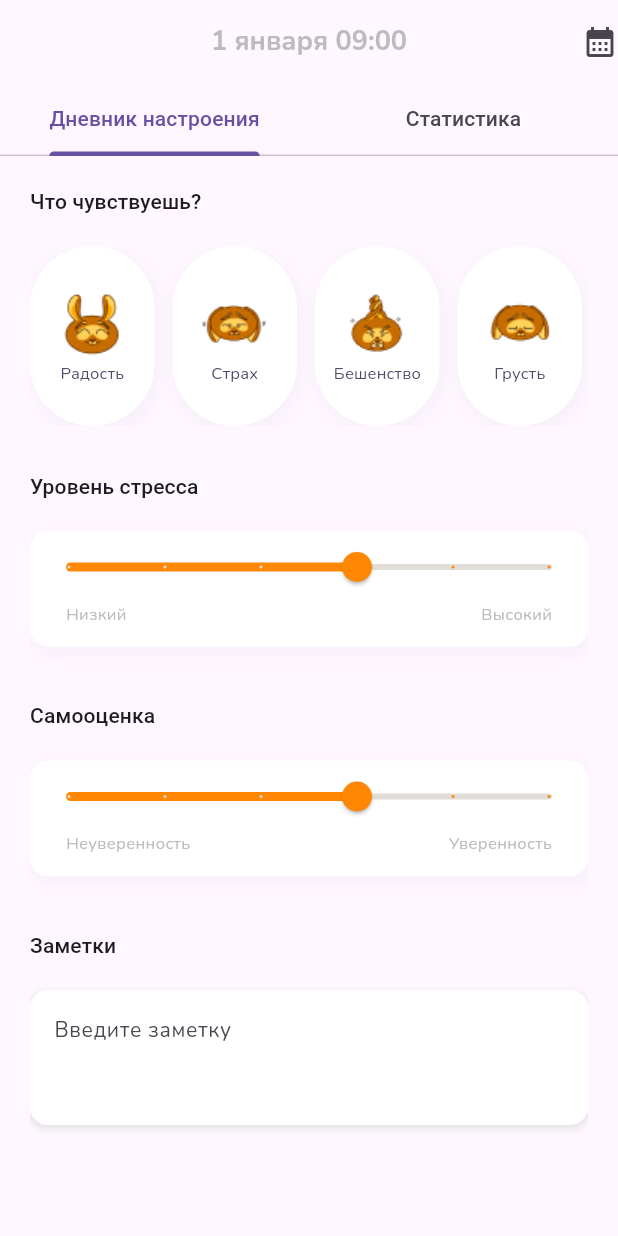
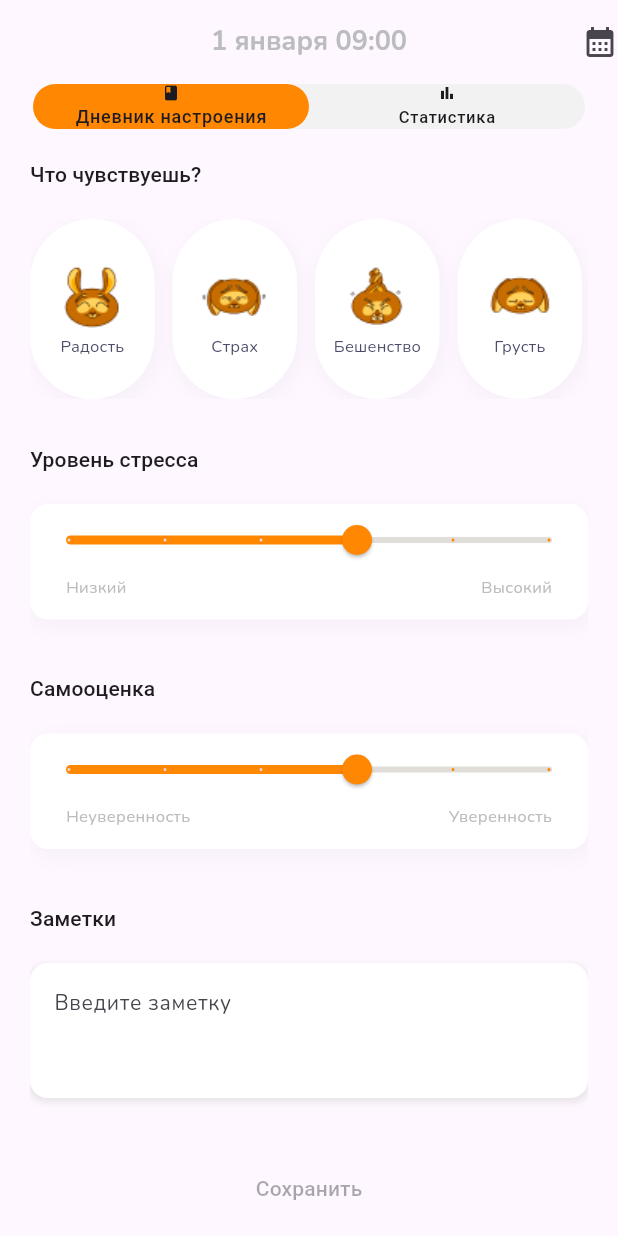
Before and after one commit to gabralava/tz, a Flutter app: the screen it shows after launch, on a phone screen of 412 x 824 dp. Run offline on Flutter 3.47's test engine with Material 3 defaults, Android fonts, the phone set to English and light mode, and no system bars.

Commit message:
Переделал tabbar

```diff
--- a/lib/main.dart
+++ b/lib/main.dart
@@ -14,11 +14,10 @@
   Widget build(BuildContext context) {
     return MaterialApp(
       theme: ThemeDataStyle.light,
-      home: CustomTabBar(),
+      home: const CustomTabBar(),
     );
   }
 }
-
 
 class CustomTabBar extends StatelessWidget {
   const CustomTabBar({super.key});
@@ -29,18 +28,49 @@
       length: 2,
       child: Scaffold(
         appBar: AppBar(
-          title: Text('1 января 09:00', style: Theme.of(context).textTheme.headlineLarge,),
+          title: Text(
+            '1 января 09:00',
+            style: Theme.of(context).textTheme.headlineLarge,
+          ),
           centerTitle: true,
-          actions: [Icon(Icons.calendar_month)],
-          bottom: const TabBar(
+          actions: const [Icon(Icons.calendar_month)],
+          bottom: PreferredSize(
+            preferredSize: Size.fromHeight(30),
+            child: Container(
+              height: 30,
+              margin: EdgeInsets.only(left: 22, right: 22),
+              decoration: BoxDecoration(
+                color: Color.fromRGBO(242, 242, 242, 1),
+                borderRadius: BorderRadius.circular(48)
+              ),
+              child: TabBar(
+                dividerColor: Colors.transparent,
+                splashBorderRadius: BorderRadius.circular(48),
+                indicator: BoxDecoration(
+                  color: Color.fromRGBO(255, 135, 2, 1),
+                  borderRadius: BorderRadius.circular(48),
+                ),
+                indicatorSize: TabBarIndicatorSize.tab,
+                labelStyle: Theme.of(context).textTheme.labelMedium,
+                unselectedLabelStyle: Theme.of(context).textTheme.labelSmall,
                 tabs: [
                   Tab(
+                    icon: Icon(
+                      Icons.book,
+                      size: 12,
+                    ),
                     text: 'Дневник настроения',
                   ),
                   Tab(
+                    icon: Icon(
+                      Icons.bar_chart,
+                      size: 12,
+                    ),
                     text: 'Статистика',
                   )
                 ],
+              ),
+            ),
           ),
         ),
         body: const TabBarView(children: [HomeScreen(), StatisticsScreen()]),
```
Lines whose indentation alone changed are shown as unchanged.
